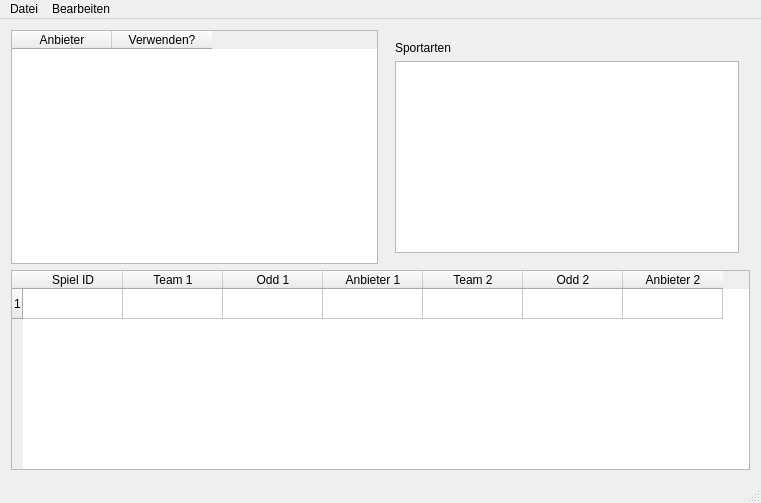
First picture: the form in gui/barney-qt/mainwindow.ui, repository creeky/barney, before the edit.
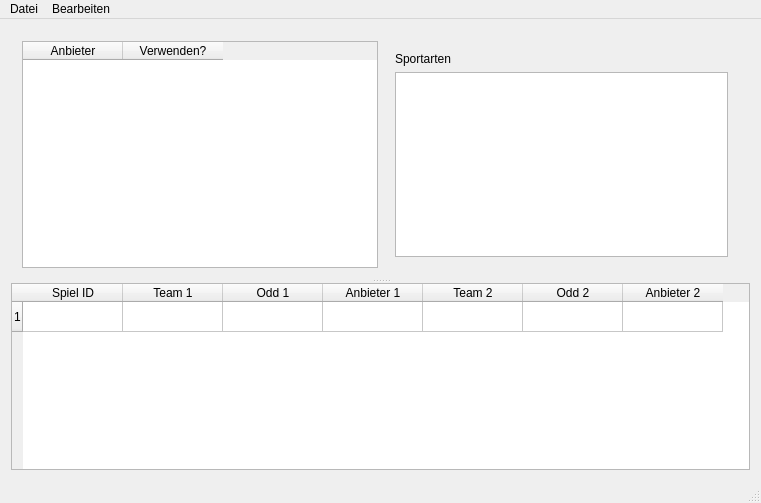
Second picture: the form after the edit.

Patch:
```diff
--- a/gui/barney-qt/mainwindow.ui
+++ b/gui/barney-qt/mainwindow.ui
@@ -16,6 +16,11 @@
   <widget class="QWidget" name="centralWidget">
    <layout class="QVBoxLayout" name="verticalLayout">
     <item>
+     <widget class="QSplitter" name="splitter">
+      <property name="orientation">
+       <enum>Qt::Vertical</enum>
+      </property>
+      <widget class="QWidget" name="">
      <layout class="QHBoxLayout" name="horizontalLayout">
       <item>
        <widget class="QTableWidget" name="anbieterliste">
@@ -48,8 +53,7 @@
        </widget>
       </item>
      </layout>
-    </item>
-    <item>
+      </widget>
      <widget class="QTableWidget" name="spielliste">
       <property name="rowCount">
        <number>1</number>
@@ -93,6 +97,7 @@
         <string>Anbieter 2</string>
        </property>
       </column>
+      </widget>
      </widget>
     </item>
    </layout>
```
Lines whose indentation alone changed are shown as unchanged.
